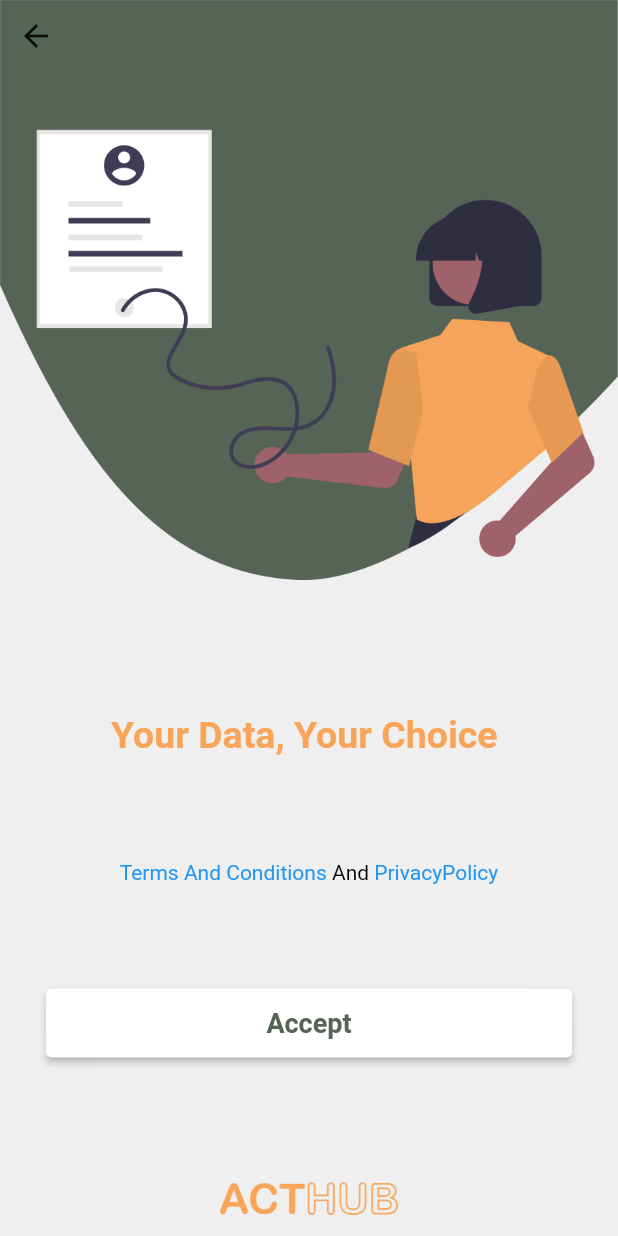
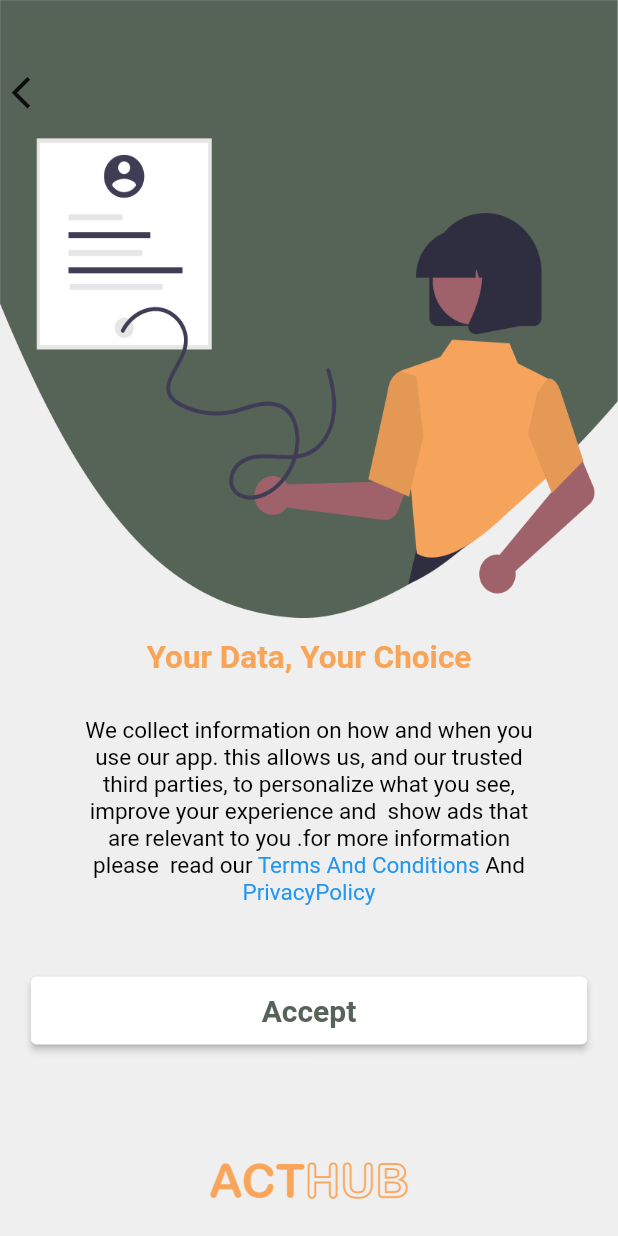
Before and after one commit to Saleh-h-m-abbas/acthub, a Flutter app: the YourData screen opened by its route, on a phone screen of 412 x 824 dp. Run offline on Flutter 3.47's test engine with Material 2 defaults, Android fonts, the phone set to English and light mode, and no system bars; drawn by our look-alikes of auto_size_text; our stand-ins replace carousel_slider, custom_navigation_bar, flutter_local_notifications, flutter_signin_button, flutter_svg, geolocator and 4 more; missing offline and left inert: geocoder; accounts and stored records are empty; project files that could hold a hidden picture were left out.

Commit message:
Terms&Condition, PrivacyPolicy ,EnableLocation ,YourData
All Combined and checked

```diff
--- a/lib/Screens/YourData.dart
+++ b/lib/Screens/YourData.dart
@@ -1,6 +1,8 @@
+import 'package:acthub/Classes/Palette.dart';
 import 'package:acthub/Screens/PrivacyPolicy.dart';
 import 'package:acthub/Screens/SignIn.dart';
 import 'package:acthub/Screens/TermsAndConditions.dart';
+import 'package:auto_size_text/auto_size_text.dart';
 import 'package:flutter/gestures.dart';
 import 'package:flutter/material.dart';
 import 'package:shared_preferences/shared_preferences.dart';
@@ -13,7 +15,7 @@ class YourData extends StatefulWidget {
 }
 
 class _YourDataState extends State<YourData> {
-  String Gettext = 'Data Text '; //to get Data Text from firebase
+  String Gettext = 'We collect information on how and when you use our app. this allows us, and our trusted third parties, to personalize what you see, improve your experience and  show ads that are relevant to you .for more information please  read our '; //to get Data Text from firebase
   Future<SharedPreferences> _prefs = SharedPreferences.getInstance();
 
   @override
@@ -21,37 +23,65 @@ class _YourDataState extends State<YourData> {
     return Scaffold(
       backgroundColor: Color(0xffEFEFEF),
       body: Column(
-        mainAxisAlignment: MainAxisAlignment.spaceBetween,
         children: [
           Stack(
             children: [
               Image.asset(
                 'Images/YourData.png',
-                fit: BoxFit.scaleDown,
+                fit: BoxFit.fill,
+                width: MediaQuery.of(context).size.width,
+                height:MediaQuery.of(context).size.height*0.5,
               ),
-              SafeArea(
+              Positioned(
+                top:MediaQuery.of(context).size.height*0.05,
+                child: Container(
+                  height: MediaQuery.of(context).size.width*0.1,
+                  width:MediaQuery.of(context).size.width*0.1,
+
+                  child: FittedBox(
+                    fit: BoxFit.fill,
                     child: IconButton(
-                  icon: Icon(Icons.arrow_back),
-                  //onPressed:() => Navigator.pop(context, false),
+                      icon: Icon(Icons.arrow_back_ios,size: 30,),
                       onPressed: () => Navigator.pop(context),
+
+                    ),
+                  ),
                 ),
               ),
             ],
           ),
-          Padding(
-            padding: EdgeInsets.only(top: 20),
-            child: Text(
-              'Your Data, Your Choice ',
+          Container(
+            height: MediaQuery.of(context).size.height*0.05,
+            width: MediaQuery.of(context).size.width*0.55,
+            child: Container(
+                height: MediaQuery.of(context).size.height*0.6,
+                width: MediaQuery.of(context).size.width*0.5,
+                  padding: EdgeInsets.only(top:MediaQuery.of(context).size.height*0.015,
+                   ),
+              child: Center(
+                child: AutoSizeText(
+                  'Your Data, Your Choice',
+                  textAlign: TextAlign.center,
                   style: TextStyle(
-                  color: Color(0xffF9A559),
-                  fontSize: 25,
-                  fontWeight: FontWeight.bold),
+                      color: Palette.lightOrange,
+                      fontWeight: FontWeight.bold,fontSize: 30),
                 ),
               ),
-          Center(
-            child: new RichText(
-              text: new TextSpan(
+            ),
+          ),
+          Padding(
+            padding:  EdgeInsets.symmetric(vertical:MediaQuery.of(context).size.height*0.03,horizontal: MediaQuery.of(context).size.width*0.12,),
+            child: Container(
+              height: MediaQuery.of(context).size.height*0.16,
+              width: MediaQuery.of(context).size.width*0.9,
+              alignment: Alignment.topCenter,
+              child: new AutoSizeText.rich(
+               TextSpan(
                 children: [
+                  TextSpan(
+                    text: Gettext,
+                    style: new TextStyle(color: Colors.black),
+                  ),
                   TextSpan(
                     text: 'Terms And Conditions',
                     style: TextStyle(color: Colors.blue),
@@ -80,20 +110,28 @@ class _YourDataState extends State<YourData> {
                   )
                 ],
               ),
+                textAlign:TextAlign.center ,
+                overflow: TextOverflow.visible,
+                style: TextStyle(fontSize: 25),
+
             ),
             ),
-          Column(
-            children: [
-              Container(
-                width: 351,
-                height: 46,
+          ),
+          Padding(
+            padding:  EdgeInsets.only(top: MediaQuery.of(context).size.height*0.02,bottom: MediaQuery.of(context).size.height*0.08),
+            child: Container(
+              width: MediaQuery.of(context).size.width*0.9,
+              height: MediaQuery.of(context).size.height*0.055,
               child: ElevatedButton(
+
                   child: Padding(
-                      padding: const EdgeInsets.all(8.0),
-                      child: Text('Accept',
+                    padding:  EdgeInsets.all(MediaQuery.of(context).size.height*0.009,),
+                    child: AutoSizeText('Accept',
+
+                        overflow: TextOverflow.visible,
                         style: TextStyle(
-                            fontSize: 18,
-                            color: Color(0xff566357),
+                          fontSize: 20,
+                          color: Palette.actHubGreen,
                           fontWeight: FontWeight.bold,
                         )),
                   ),
@@ -107,14 +145,11 @@ class _YourDataState extends State<YourData> {
                     // foreground
                   )),
             ),
-            ],
           ),
-          SafeArea(
-            child: Container(
-                height: 50,
-                width: 130,
-                child: Image.asset('Images/ActHubOLogo.png')),
-          )
+          Container(
+            height: MediaQuery.of(context).size.height*0.06,
+            width: MediaQuery.of(context).size.width*0.4,
+            child: Image.asset('Images/ActHubOLogo.png',fit: BoxFit.contain,)),
         ],
       ),
     );
--- a/lib/main.dart
+++ b/lib/main.dart
@@ -32,7 +32,7 @@ class MyApp extends StatelessWidget {
   Widget build(BuildContext context) {
     return MaterialApp(
       debugShowCheckedModeBanner: false,
-      initialRoute: TermsAndConditions.id,
+      initialRoute: PrivacyPolicy.id,
       routes: {
         LandingPage.id: (context) => LandingPage(),
         EnableLocation.id: (context) => EnableLocation(),
```
Also changed, not shown: lib/Screens/EnableLocation.dart (+34 -23 lines), lib/Screens/PrivacyPolicy.dart (+28 -31 lines), lib/Screens/TermsAndConditions.dart (+20 -22 lines). Lines whose indentation alone changed are shown as unchanged.
